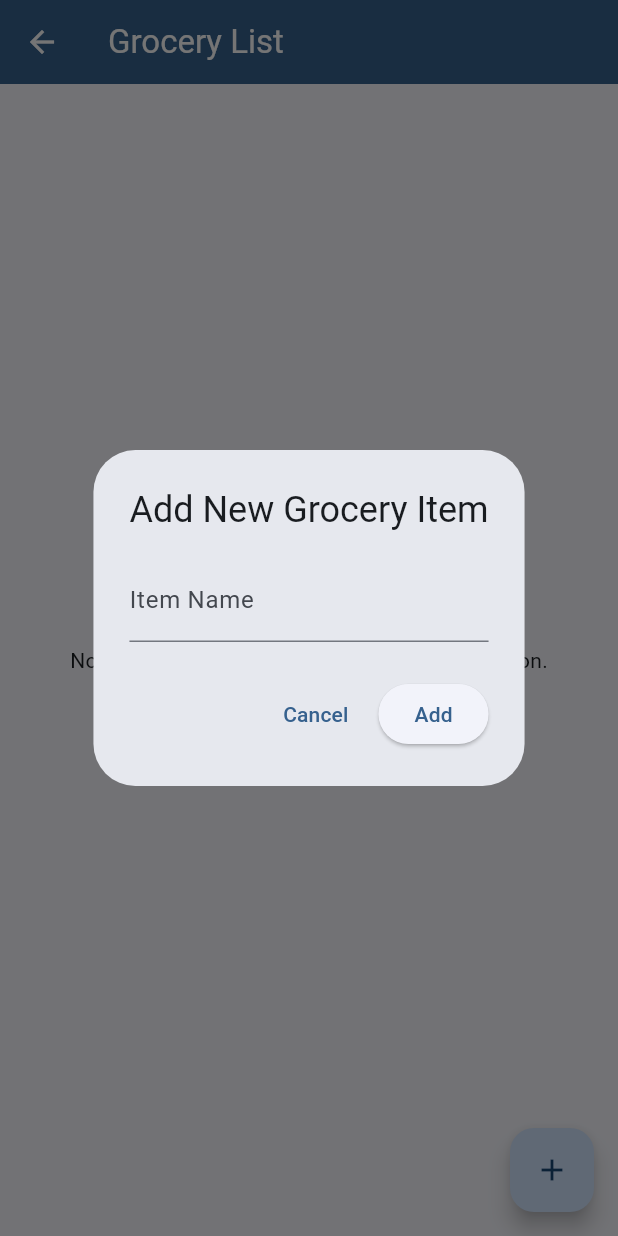
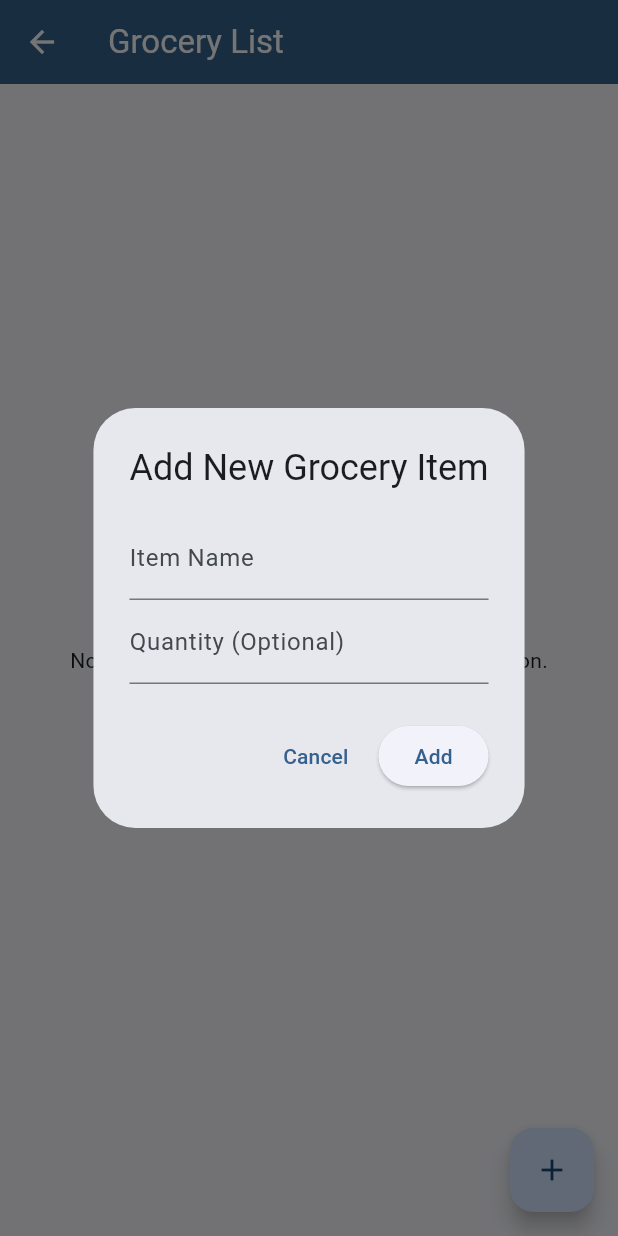
Before and after one commit to wall-daniel/FamilyOrganizer, a Flutter app: the GroceryListScreen screen opened by its route, after a tap on the "add" icon, on a phone screen of 412 x 824 dp. Run offline on Flutter 3.47's test engine with Material 3 defaults, Android fonts, the phone set to English and light mode, and no system bars; network calls fail.

Commit message:
add quantity to grocery list

```diff
--- a/family_organizer/lib/features/grocery_list/grocery_list_screen.dart
+++ b/family_organizer/lib/features/grocery_list/grocery_list_screen.dart
@@ -87,15 +87,25 @@ class _GroceryListScreenState extends State<GroceryListScreen> {
 void _showAddGroceryItemDialog(
     BuildContext context, GroceryService groceryService) {
   final TextEditingController nameController = TextEditingController();
+  final TextEditingController quantityController = TextEditingController();
 
   showDialog(
     context: context,
     builder: (context) {
       return AlertDialog(
         title: const Text('Add New Grocery Item'),
-        content: TextField(
-          controller: nameController,
-          decoration: const InputDecoration(labelText: 'Item Name'),
+        content: Column(
+          mainAxisSize: MainAxisSize.min,
+          children: [
+            TextField(
+              controller: nameController,
+              decoration: const InputDecoration(labelText: 'Item Name'),
+            ),
+            TextField(
+              controller: quantityController,
+              decoration: const InputDecoration(labelText: 'Quantity (Optional)'),
+            ),
+          ],
         ),
         actions: [
           TextButton(
@@ -107,7 +117,7 @@ void _showAddGroceryItemDialog(
               if (nameController.text.isNotEmpty) {
                 final newItem = GroceryItem(
                   name: nameController.text,
-                  quantity: '', // Default quantity
+                  quantity: quantityController.text,
                   isCompleted: false,
                 );
                 groceryService.addGroceryItem(newItem);
```
